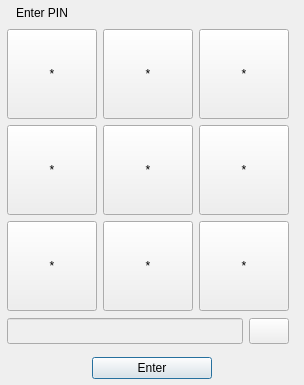
Bertrand256/dash-masternode-tool, file src/ui/ui_hw_pin_dlg.ui: the form before one commit.
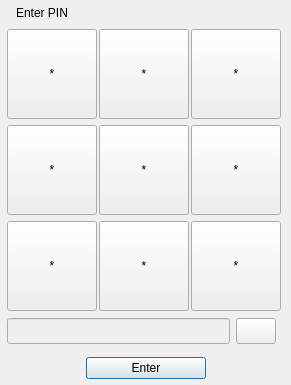
The form after the commit.

Commit message: Wallet tools: UI tweaks related in hw callback dialogs related to asking for pin/recovery word.

What changed in the file:
```diff
--- a/src/ui/ui_hw_pin_dlg.ui
+++ b/src/ui/ui_hw_pin_dlg.ui
@@ -32,6 +32,9 @@
    <property name="spacing">
     <number>6</number>
    </property>
+   <property name="sizeConstraint">
+    <enum>QLayout::SetNoConstraint</enum>
+   </property>
    <property name="leftMargin">
     <number>6</number>
    </property>
@@ -66,6 +69,9 @@
        <property name="text">
         <string>Enter PIN</string>
        </property>
+       <property name="wordWrap">
+        <bool>false</bool>
+       </property>
       </widget>
      </item>
     </layout>
@@ -93,7 +99,7 @@
         <item>
          <layout class="QGridLayout" name="gridLayout">
           <property name="sizeConstraint">
-           <enum>QLayout::SetDefaultConstraint</enum>
+           <enum>QLayout::SetMaximumSize</enum>
           </property>
           <property name="spacing">
            <number>6</number>
```
The commit also changes 9 other files.
